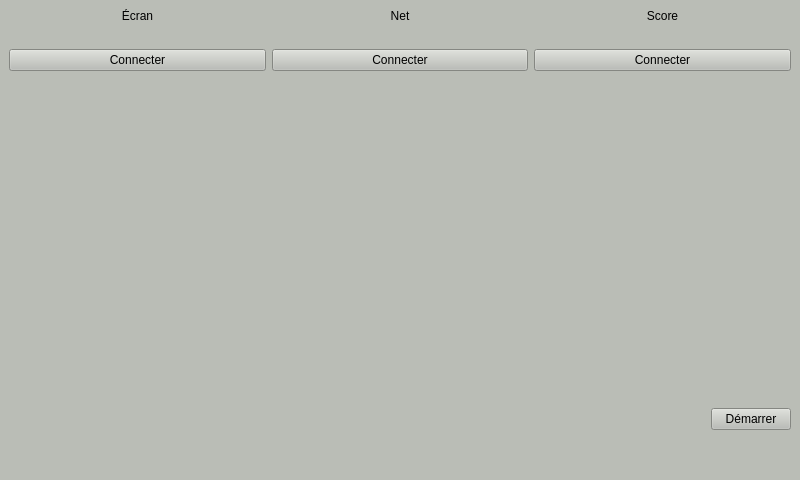
The window that arbitre-area/ihmarbitre.ui (btssn-lasalle-84/areapi-2022) describes before a commit, drawn with Qt 5.
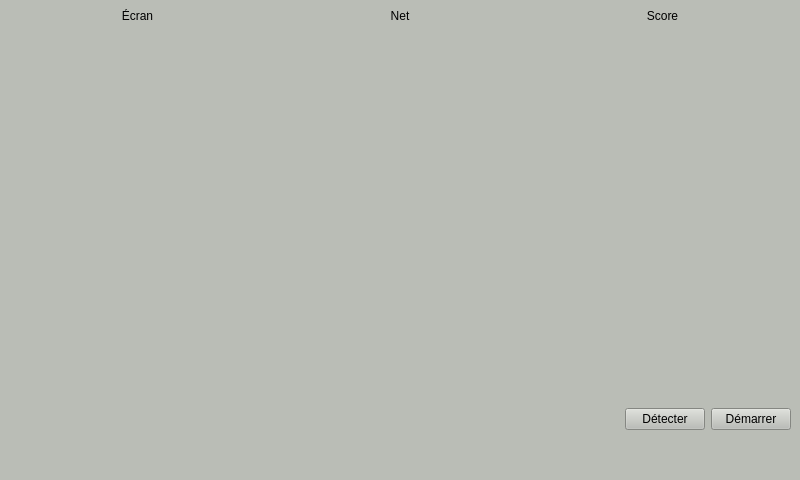
The same window after the commit.

Commit message: AERAPI22-33 Assure la communication avec plusieurs modules

Diff of the .ui file:
```diff
--- a/arbitre-area/ihmarbitre.ui
+++ b/arbitre-area/ihmarbitre.ui
@@ -91,13 +91,6 @@
               </property>
              </widget>
             </item>
-            <item>
-             <widget class="QPushButton" name="pushButtonModuleEcran">
-              <property name="text">
-               <string>Connecter</string>
-              </property>
-             </widget>
-            </item>
             <item>
              <spacer name="verticalSpacer">
               <property name="orientation">
@@ -138,13 +131,6 @@
               </property>
              </widget>
             </item>
-            <item>
-             <widget class="QPushButton" name="pushButtonModuleNet">
-              <property name="text">
-               <string>Connecter</string>
-              </property>
-             </widget>
-            </item>
             <item>
              <spacer name="verticalSpacer_2">
               <property name="orientation">
@@ -185,13 +171,6 @@
               </property>
              </widget>
             </item>
-            <item>
-             <widget class="QPushButton" name="pushButtonModuleScore">
-              <property name="text">
-               <string>Connecter</string>
-              </property>
-             </widget>
-            </item>
             <item>
              <spacer name="verticalSpacer_3">
               <property name="orientation">
@@ -230,6 +209,13 @@
             </property>
            </spacer>
           </item>
+          <item>
+           <widget class="QPushButton" name="pushButtonDetecterModules">
+            <property name="text">
+             <string>Détecter</string>
+            </property>
+           </widget>
+          </item>
           <item>
            <widget class="QPushButton" name="pushButtonDemarrer">
             <property name="text">
```
The commit also changes 4 other files.
